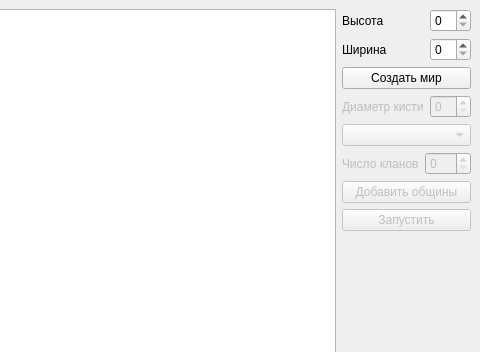
Before: the Qt Designer form mainwindow.ui in VladislavWaza/DigitalEvolution, drawn with Qt 5; both pictures show x 320 to 800 and y 0 to 352 of the 800 by 600 pixel window.
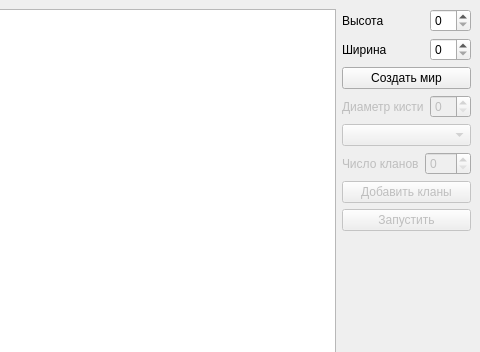
After: the same form once the commit is applied.

Diff of the .ui file:
```diff
--- a/mainwindow.ui
+++ b/mainwindow.ui
@@ -80,7 +80,7 @@
            <bool>false</bool>
           </property>
           <property name="text">
-           <string>Добавить общины</string>
+           <string>Добавить кланы</string>
           </property>
          </widget>
         </item>
```
